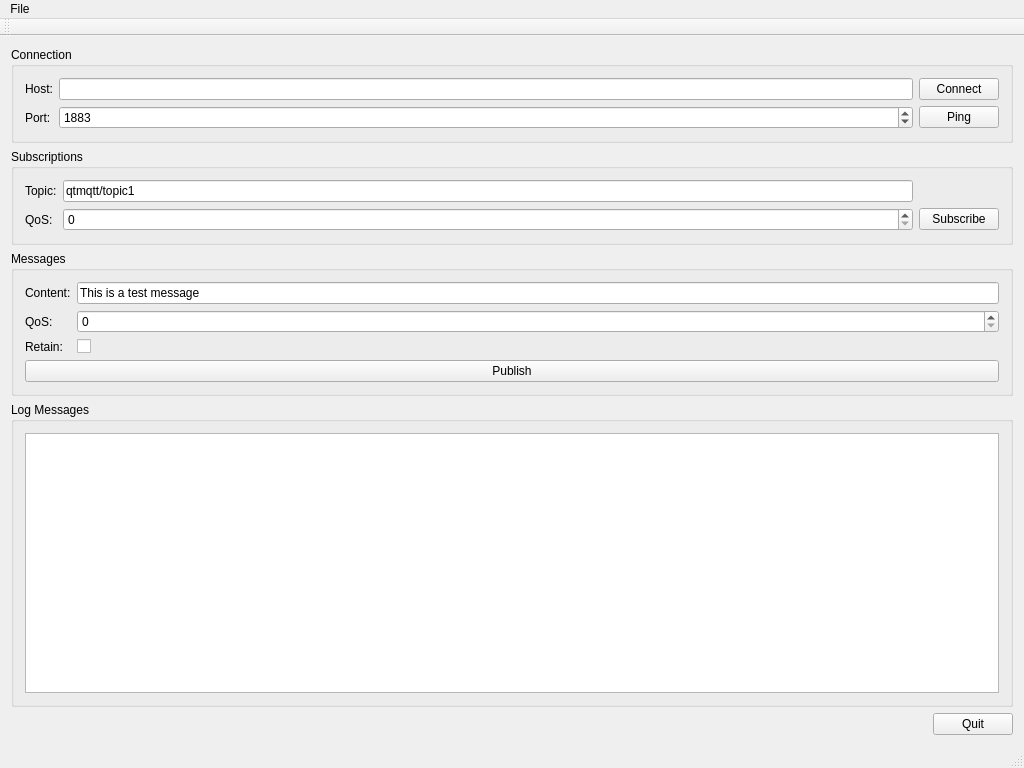
Before: the Qt Designer form examples/mqtt/subscriptions/mainwindow.ui in qt/qtmqtt, drawn with Qt 5.
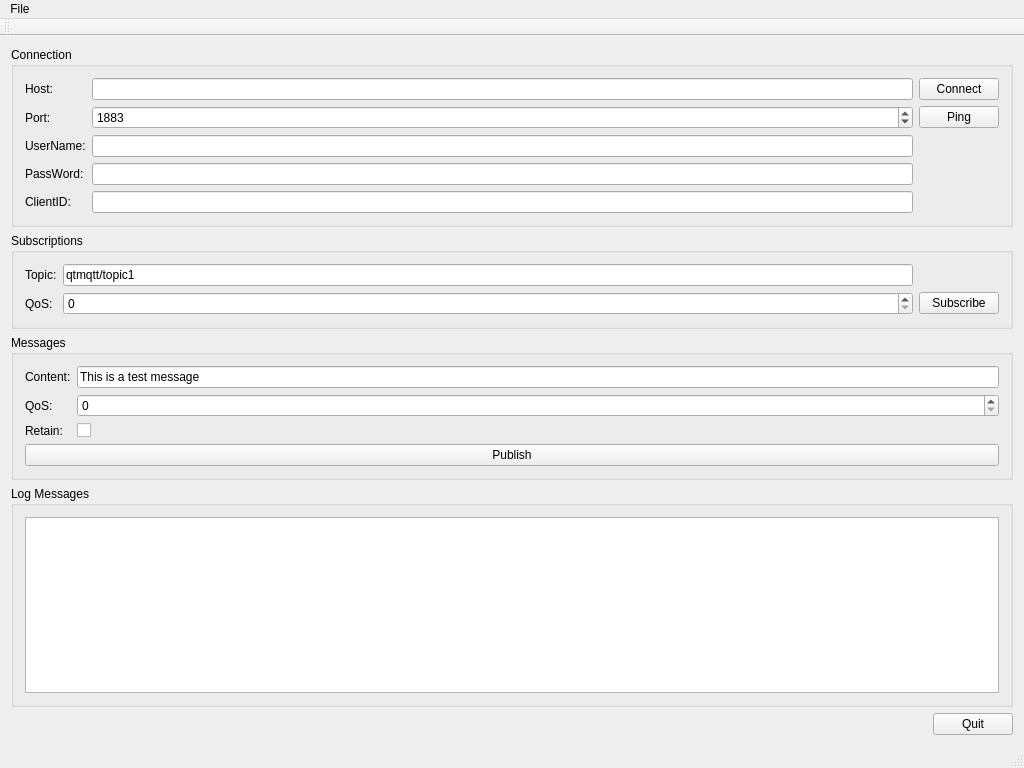
After: the same form once the commit is applied.

The edit to the form file:
```diff
--- a/examples/mqtt/subscriptions/mainwindow.ui
+++ b/examples/mqtt/subscriptions/mainwindow.ui
@@ -23,6 +23,37 @@
       <layout class="QVBoxLayout" name="verticalLayout_2">
        <item>
         <layout class="QGridLayout" name="gridLayout_2">
+         <item row="3" column="0">
+          <widget class="QLabel" name="label_9">
+           <property name="text">
+            <string>PassWord:</string>
+           </property>
+          </widget>
+         </item>
+         <item row="3" column="1">
+          <widget class="QLineEdit" name="lineEditPWD">
+           <property name="echoMode">
+            <enum>QLineEdit::Password</enum>
+           </property>
+          </widget>
+         </item>
+         <item row="2" column="0">
+          <widget class="QLabel" name="label_8">
+           <property name="text">
+            <string>UserName:</string>
+           </property>
+          </widget>
+         </item>
+         <item row="2" column="1">
+          <widget class="QLineEdit" name="lineEditUserName"/>
+         </item>
+         <item row="0" column="1">
+          <widget class="QLineEdit" name="lineEditHost">
+           <property name="text">
+            <string/>
+           </property>
+          </widget>
+         </item>
          <item row="0" column="0">
           <widget class="QLabel" name="label">
            <property name="text">
@@ -30,13 +61,6 @@
            </property>
           </widget>
          </item>
-         <item row="0" column="1">
-          <widget class="QLineEdit" name="lineEditHost">
-           <property name="text">
-            <string/>
-           </property>
-          </widget>
-         </item>
          <item row="1" column="0">
           <widget class="QLabel" name="label_2">
            <property name="text">
@@ -54,6 +78,13 @@
            </property>
           </widget>
          </item>
+         <item row="1" column="2">
+          <widget class="QPushButton" name="buttonPing">
+           <property name="text">
+            <string>Ping</string>
+           </property>
+          </widget>
+         </item>
          <item row="0" column="2">
           <widget class="QPushButton" name="buttonConnect">
            <property name="text">
@@ -61,13 +92,16 @@
            </property>
           </widget>
          </item>
-         <item row="1" column="2">
-          <widget class="QPushButton" name="buttonPing">
+         <item row="4" column="0">
+          <widget class="QLabel" name="label_10">
            <property name="text">
-            <string>Ping</string>
+            <string>ClientID:</string>
            </property>
           </widget>
          </item>
+         <item row="4" column="1">
+          <widget class="QLineEdit" name="lineEditClientID"/>
+         </item>
         </layout>
        </item>
       </layout>
@@ -227,7 +261,7 @@
      <x>0</x>
      <y>0</y>
      <width>1024</width>
-     <height>21</height>
+     <height>23</height>
     </rect>
    </property>
    <widget class="QMenu" name="menuFile">
```
